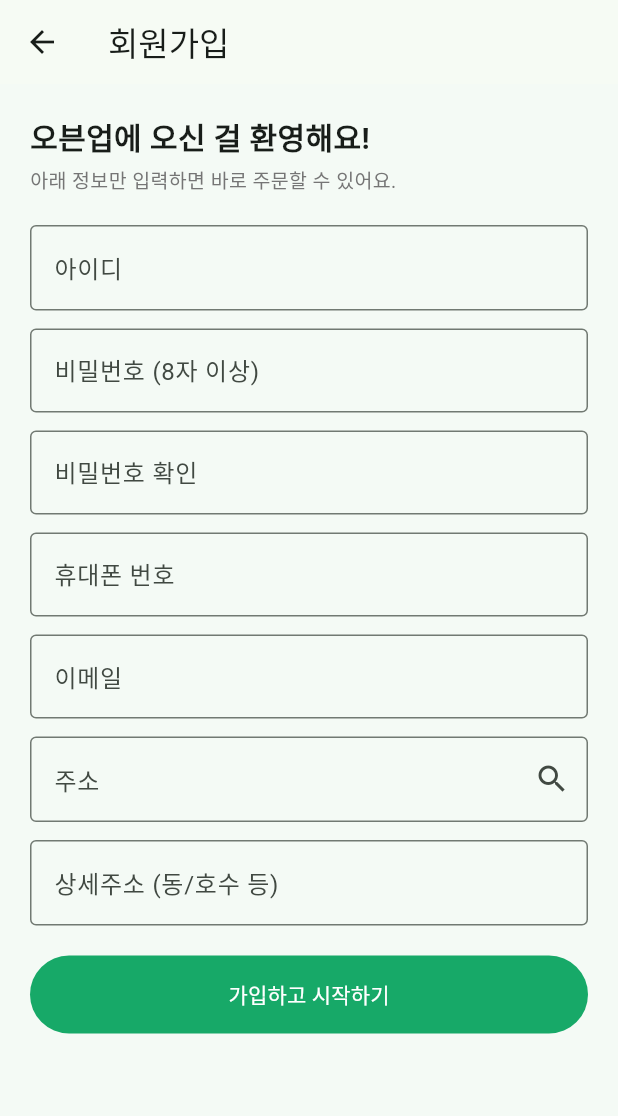
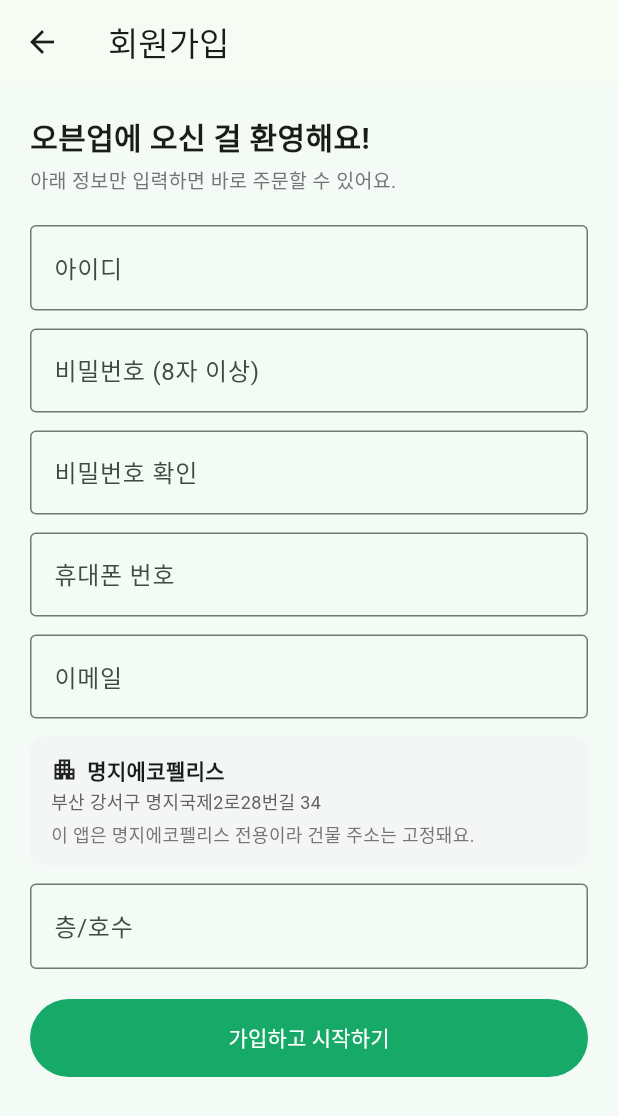
Before and after one commit to Tae0072/Oven-up, a Flutter app: the SignupPage screen opened directly, on a phone screen of 412 x 824 dp. Shown: the top 1116 px of the screen. Run offline on Flutter 3.47's test engine with Material 3 defaults, Android fonts, the phone set to English and light mode, and no system bars; our stand-ins replace firebase_core, firebase_messaging, flutter_local_notifications, geolocator, shared_preferences, web; missing offline and left inert: dart:js_interop, flutter_inappwebview, flutter_naver_login, kakao_flutter_sdk_user, portone_flutter; accounts and stored records are empty.

Commit message:
feat: building-only access - fixed building address (floor/unit input only) + GPS radius check (Myeongji Ecopalace)

```diff
--- /dev/null
+++ b/app/lib/data/building_config.dart
@@ -0,0 +1,22 @@
+/// 서비스 대상 건물(명지에코펠리스) 설정.
+///
+/// 이 앱은 상가 건물 '명지에코펠리스' 안에서만 쓰는 전용 앱이다.
+/// - 주소: 건물 주소로 고정하고 층/호수만 입력받는다 (서버도 다시 검증)
+/// - 위치: 주문할 때 현재 위치(GPS)가 건물 반경 안인지 보조 확인한다
+///
+/// 서버 쪽 같은 값: server .../building/BuildingPolicy.java (application.properties app.building.*)
+library;
+
+const String kBuildingName = '명지에코펠리스';
+const String kBuildingRoadAddress = '부산 강서구 명지국제2로28번길 34';
+
+/// 저장되는 주소의 앞부분. 뒤에 ', 층/호수'가 붙는다.
+/// 예: "부산 강서구 명지국제2로28번길 34 명지에코펠리스, 305호"
+const String kBuildingBaseAddress = '$kBuildingRoadAddress $kBuildingName';
+
+/// 건물 중심 좌표 (구글지도 기준)
+const double kBuildingLat = 35.0928292;
+const double kBuildingLng = 128.9088756;
+
+/// 허용 반경(미터). 실내에선 GPS 오차가 수십 m 나므로 여유 있게 둔다.
+const double kBuildingRadiusMeters = 250;
--- a/app/lib/screens/signup_page.dart
+++ b/app/lib/screens/signup_page.dart
@@ -1,7 +1,7 @@
 import 'package:flutter/material.dart';
 
-import '../data/address_search.dart';
 import '../data/api_exception.dart';
+import '../data/building_config.dart';
 import '../data/auth_api.dart';
 import '../data/identity_verify.dart';
 import '../data/payment_config.dart';
@@ -25,7 +25,7 @@ class _SignupPageState extends State<SignupPage> {
   final TextEditingController _passwordConfirm = TextEditingController();
   final TextEditingController _phone = TextEditingController();
   final TextEditingController _email = TextEditingController();
-  final TextEditingController _address = TextEditingController();
+  // 건물 전용 앱: 주소는 명지에코펠리스로 고정, 층/호수만 입력받는다.
   final TextEditingController _addressDetail = TextEditingController();
 
   /// 완료된 본인인증 ID (배민식 PASS 인증). 서버가 가입 시 다시 검증한다.
@@ -75,14 +75,6 @@ class _SignupPageState extends State<SignupPage> {
     }
   }
 
-  /// 주소 검색창 열기
-  Future<void> _searchAddress() async {
-    final picked = await pickAddress(context);
-    if (picked != null && picked.isNotEmpty && mounted) {
-      setState(() => _address.text = picked);
-    }
-  }
-
   @override
   void dispose() {
     _loginId.dispose();
@@ -90,7 +82,6 @@ class _SignupPageState extends State<SignupPage> {
     _passwordConfirm.dispose();
     _phone.dispose();
     _email.dispose();
-    _address.dispose();
     _addressDetail.dispose();
     super.dispose();
   }
@@ -106,14 +97,11 @@ class _SignupPageState extends State<SignupPage> {
     }
     final email = _email.text.trim();
     if (email.isEmpty || !email.contains('@')) return '올바른 이메일을 입력해 주세요.';
-    if (_address.text.trim().isEmpty) return '주소 검색으로 주소를 선택해 주세요.';
+    if (_addressDetail.text.trim().isEmpty) return '층/호수를 입력해 주세요.';
     return null;
   }
 
-  String get _fullAddress {
-    final detail = _addressDetail.text.trim();
-    return detail.isEmpty ? _address.text.trim() : '${_address.text.trim()}, $detail';
-  }
+  String get _fullAddress => '$kBuildingBaseAddress, ${_addressDetail.text.trim()}';
 
   Future<void> _submit() async {
     final problem = _validate();
@@ -236,24 +224,40 @@ class _SignupPageState extends State<SignupPage> {
                 labelText: '이메일', hintText: 'example@email.com', border: OutlineInputBorder()),
           ),
           const SizedBox(height: 12),
-          // ── 주소: 검색창으로 선택 ──
-          TextField(
-            controller: _address,
-            readOnly: true,
-            onTap: _searchAddress,
-            decoration: const InputDecoration(
-              labelText: '주소',
-              hintText: '눌러서 주소 검색',
-              border: OutlineInputBorder(),
-              suffixIcon: Icon(Icons.search),
+          // ── 주소: 건물 고정 + 층/호수 입력 (건물 전용 앱) ──
+          Container(
+            width: double.infinity,
+            padding: const EdgeInsets.symmetric(horizontal: 14, vertical: 12),
+            decoration: BoxDecoration(
+              color: const Color(0xFFF3F6F4),
+              borderRadius: BorderRadius.circular(10),
+            ),
+            child: Column(
+              crossAxisAlignment: CrossAxisAlignment.start,
+              children: [
+                Row(
+                  children: [
+                    const Icon(Icons.apartment, size: 18),
+                    const SizedBox(width: 6),
+                    const Text(kBuildingName,
+                        style: TextStyle(fontWeight: FontWeight.bold)),
+                  ],
+                ),
+                const SizedBox(height: 2),
+                Text(kBuildingRoadAddress,
+                    style: TextStyle(color: Colors.grey[700], fontSize: 12)),
+                const SizedBox(height: 4),
+                Text('이 앱은 $kBuildingName 전용이라 건물 주소는 고정돼요.',
+                    style: TextStyle(color: Colors.grey[600], fontSize: 12)),
+              ],
             ),
           ),
           const SizedBox(height: 12),
           TextField(
             controller: _addressDetail,
             decoration: const InputDecoration(
-                labelText: '상세주소 (동/호수 등)',
-                hintText: '예: 305호',
+                labelText: '층/호수',
+                hintText: '예: 3층 305호',
                 border: OutlineInputBorder()),
           ),
           if (_error != null) ...[
--- a/app/pubspec.yaml
+++ b/app/pubspec.yaml
@@ -50,6 +50,8 @@ dependencies:
   firebase_messaging: ^16.4.1
   # 주소 검색(다음 우편번호) 웹뷰 — 모바일 전용 (portone_flutter와 같은 웹뷰 사용)
   flutter_inappwebview: 6.2.0-beta.3
+  # 건물 전용 앱: 주문 시 현재 위치가 명지에코펠리스 반경 안인지 확인 (웹·모바일)
+  geolocator: ^14.0.0
 
 # 최신 AGP에서 flutter_inappwebview 1.1.3(안드로이드)의 proguard 설정이 깨져서,
 # 수정이 들어간 베타 버전으로 강제 지정한다. 정식판이 나오면 제거할 것.
```
Also changed, not shown: app/lib/data/building_gate.dart (added, +55 -0 lines), app/lib/data/order_api.dart (+7 -0 lines), app/lib/screens/address_select_page.dart (+49 -12 lines), app/lib/screens/order_form_page.dart (+36 -4 lines), app/lib/screens/profile_setup_page.dart (+35 -27 lines), app/pubspec.lock, 7 other files.
